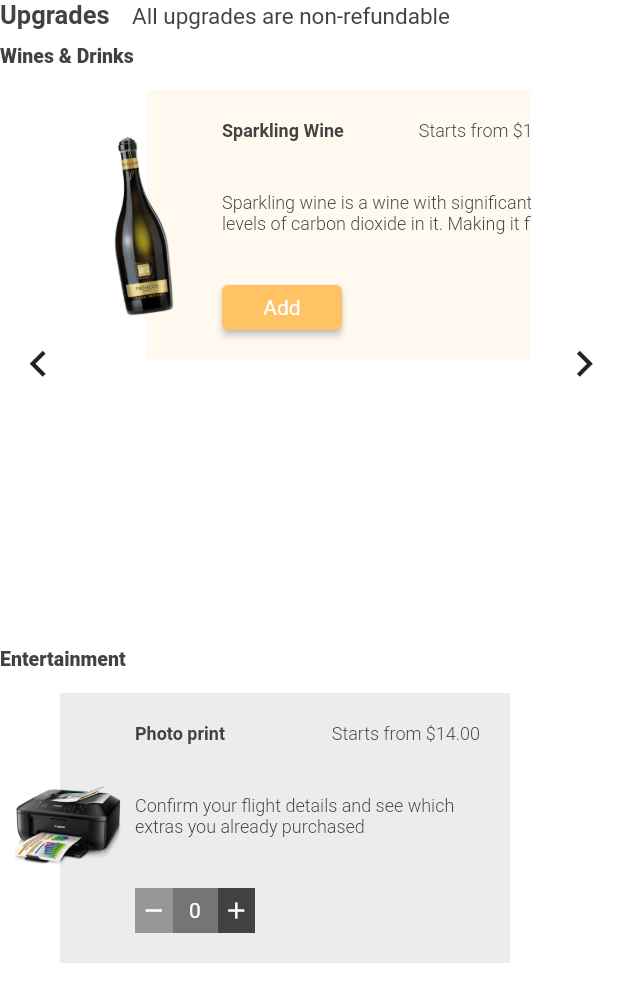
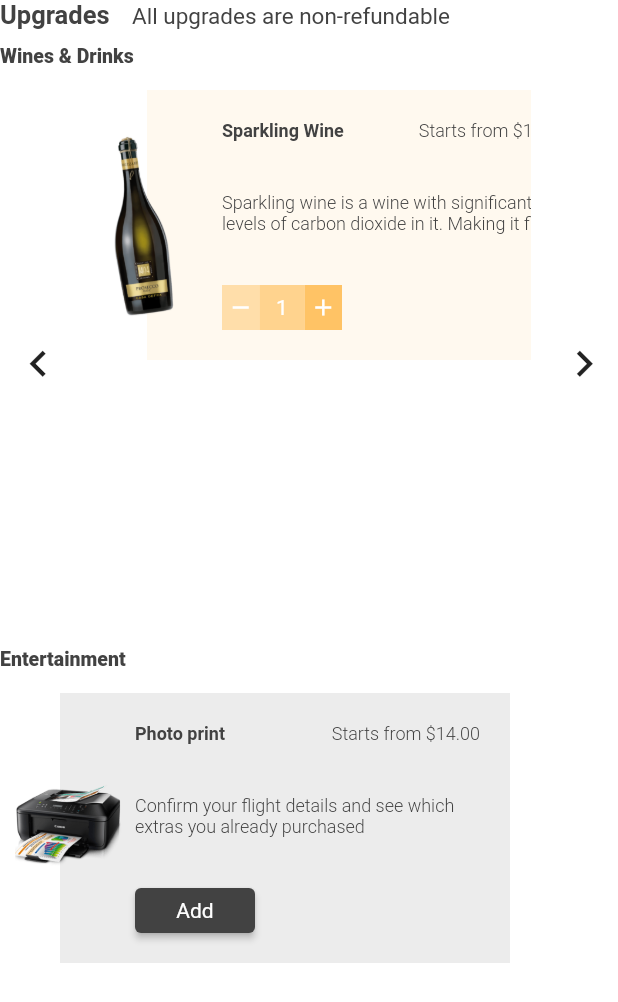
Before and after one commit to TahaMsv/Online-CheckIn-Web, a Flutter app: the UpgradesStepView screen opened by its route, after a tap on the "remove" icon, on a phone screen of 412 x 824 dp. Shown: the top 1002 px of the screen. Run offline on Flutter 3.47's test engine with Material 2 defaults, Android fonts, the phone set to English and light mode, and no system bars; drawn by our look-alikes of scroll_to_index; our stand-ins replace date_time_picker, dio, dotted_line, flutter_spinkit, get; missing offline and left inert: network_manager; statements that could not run were skipped.

Commit message:
Upgrades controllers implementation completed.

```diff
--- a/lib/screens/upgradesStepScreen/UpgradesStepController.dart
+++ b/lib/screens/upgradesStepScreen/UpgradesStepController.dart
@@ -1,6 +1,7 @@
-
 import '../../global/MainController.dart';
 import '../../global/MainModel.dart';
+import 'package:get/get.dart' hide Response;
+import 'package:flutter/material.dart';
 
 class UpgradesStepController extends MainController {
   UpgradesStepController._();
@@ -12,8 +13,88 @@ class UpgradesStepController extends MainController {
     return _instance;
   }
 
+  RxList<Map<String, dynamic>> winesList = [
+    {
+      "name": "Sparkling Wine",
+      "description": "Sparkling wine is a wine with significant levels of carbon dioxide in it. Making it fizzy",
+      "imagePath": "assets/images/sparkling-wine.png",
+      "color": Color(0xffffc365),
+      "numberOfSelected": 2,
+    },
+    {
+      "name": "Prosecco",
+      "description": "Prosecco is a sparkling wine that’s often taken for granted",
+      "imagePath": "assets/images/prosecco-wine.png",
+      "color": Color(0xff5f6bff),
+      "numberOfSelected": 0,
+    },
+    {
+      "name": "Champagne",
+      "description": "Champagne is a French sparkling wine",
+      "imagePath": "assets/images/champagne.png",
+      "color": Color(0xfffa4b4b),
+      "numberOfSelected": 0,
+    },
+  ].obs;
 
+  RxList<Map<String, dynamic>> entertainmentsList = [
+    {
+      "name": "Photo print",
+      "description": "Confirm your flight details and see which extras you already purchased",
+      "imagePath": "assets/images/printer.png",
+      "color": Color(0xff424242),
+      "numberOfSelected": 0,
+    },
+  ].obs;
 
+  // RxList<int> winesNumberList = <int>[].obs;
+  // List<double> winesCost = [];
+  //
+  // RxList<int> entertainmentsNumberList = <int>[].obs;
+  // List<double> entertainmentsCost = [];
+
+  // void init() {
+  //   winesNumberList.add(0);
+  //   winesNumberList.add(0);
+  //   winesNumberList.add(0);
+  //
+  //   winesCost.add(14);
+  //   winesCost.add(14);
+  //   winesCost.add(14);
+  //
+  //
+  //   entertainmentsNumberList.add(0);
+  //
+  //   entertainmentsCost.add(14);
+  // }
+
+  void addWine(int index) {
+    winesList[index]["numberOfSelected"]++;
+    winesList.refresh();
+    print(index.toString() + " " + winesList[index]["numberOfSelected"]);
+  }
+
+  void removeWine(int index) {
+    if (winesList[index]["numberOfSelected"] > 0) {
+      winesList[index]["numberOfSelected"]--;
+      winesList.refresh();
+      print(index.toString() + " " + winesList[index]["numberOfSelected"]);
+    }
+  }
+
+  void addEntertainment(int index) {
+    entertainmentsList[index]["numberOfSelected"]++;
+    entertainmentsList.refresh();
+    print(index.toString() + " " +  entertainmentsList[index]["numberOfSelected"]);
+  }
+
+  void removeEntertainment(int index) {
+    if (entertainmentsList[index]["numberOfSelected"] > 0) {
+      entertainmentsList[index]["numberOfSelected"]--;
+      entertainmentsList.refresh();
+      print(index.toString() + " " +  entertainmentsList[index]["numberOfSelected"]);
+    }
+  }
 
   @override
   void onInit() {
--- a/lib/screens/upgradesStepScreen/UpgradesStepView.dart
+++ b/lib/screens/upgradesStepScreen/UpgradesStepView.dart
@@ -29,11 +29,15 @@ class UpgradesStepView extends StatelessWidget {
           SizedBox(
             height: 10,
           ),
-          WinesAndDrinksList(),
+          WinesAndDrinksList(
+            upgradesStepController: myUpgradesStepController,
+          ),
           SizedBox(
             height: 10,
           ),
-          Entertainment(),
+          Entertainment(
+            upgradesStepController: myUpgradesStepController,
+          ),
         ],
       ),
     );
@@ -43,7 +47,10 @@ class UpgradesStepView extends StatelessWidget {
 class WinesAndDrinksList extends StatefulWidget {
   const WinesAndDrinksList({
     Key? key,
+    required this.upgradesStepController,
   }) : super(key: key);
+
+  final UpgradesStepController upgradesStepController;
 
   @override
   State<WinesAndDrinksList> createState() => _WinesAndDrinksListState();
@@ -54,29 +61,6 @@ class _WinesAndDrinksListState extends State<WinesAndDrinksList> {
 
   late AutoScrollController controller;
 
-  var winesList = [
-    {
-      "name": "Sparkling Wine",
-      "description": "Sparkling wine is a wine with significant levels of carbon dioxide in it. Making it fizzy",
-      "imagePath": "assets/images/sparkling-wine.png",
-      "color": Color(0xffffc365),
-      "numberOfSelected": 2,
-    },
-    {
-      "name": "Prosecco",
-      "description": "Prosecco is a sparkling wine that’s often taken for granted",
-      "imagePath": "assets/images/prosecco-wine.png",
-      "color": Color(0xff5f6bff),
-      "numberOfSelected": 0,
-    },
-    {
-      "name": "Champagne",
-      "description": "Champagne is a French sparkling wine",
-      "imagePath": "assets/images/champagne.png",
-      "color": Color(0xfffa4b4b),
-      "numberOfSelected": 0,
-    },
-  ];
   var leftIndex = 0;
   var rightIndex = 2;
 
@@ -126,24 +110,28 @@ class _WinesAndDrinksListState extends State<WinesAndDrinksList> {
                   SizedBox(
                     width: 10,
                   ),
-                  Expanded(
+                  Obx(
+                    () => Expanded(
                       child: Container(
                         child: ListView(
                           shrinkWrap: true,
                           scrollDirection: scrollDirection,
                           controller: controller,
-                        children: winesList.map((value) {
-                          int index = winesList.indexOf(value);
+                          children: widget.upgradesStepController.winesList.map((value) {
+                            int index = widget.upgradesStepController.winesList.indexOf(value);
                             return AutoScrollTag(
                               key: ValueKey(index),
                               controller: controller,
                               index: index,
                               child: UpgradeItemWidget(
+                                index: index,
                                 value: value,
+                                upgradesStepController: widget.upgradesStepController,
                               ),
                               highlightColor: Colors.black.withOpacity(0.1),
                             );
                           }).toList(),
+                        ),
                       ),
                     ),
                   ),
@@ -152,7 +140,7 @@ class _WinesAndDrinksListState extends State<WinesAndDrinksList> {
                   ),
                   IconButton(
                     onPressed: () async {
-                      if (rightIndex < winesList.length - 1) {
+                      if (rightIndex < widget.upgradesStepController.winesList.length - 1) {
                         await controller.scrollToIndex(rightIndex, preferPosition: AutoScrollPosition.begin);
                         leftIndex++;
                         rightIndex++;
@@ -178,10 +166,14 @@ class UpgradeItemWidget extends StatelessWidget {
     Key? key,
     required this.value,
     this.isPrinter = false,
+    required this.upgradesStepController,
+    required this.index,
   }) : super(key: key);
 
   final Map<String, dynamic> value;
   final bool isPrinter;
+  final UpgradesStepController upgradesStepController;
+  final int index;
 
   @override
   Widget build(BuildContext context) {
@@ -233,14 +225,21 @@ class UpgradeItemWidget extends StatelessWidget {
                   ),
                 ),
                 value["numberOfSelected"] == 0
-                    ? ChangeNumOfSelected(value: value)
-                    : MyElevatedButton(
+                    ? MyElevatedButton(
                         width: 80,
                         height: 30,
                         fgColor: Colors.white,
                         bgColor: value["color"]!,
                         buttonText: "Add",
-                        function: () {},
+                        function: () {
+                          isPrinter ? upgradesStepController.addEntertainment(index) : upgradesStepController.addWine(index);
+                        },
+                      )
+                    : ChangeNumOfSelected(
+                        value: value,
+                        index: index,
+                        upgradesStepController: upgradesStepController,
+                        isPrinter: isPrinter,
                       ),
               ],
             ),
@@ -275,9 +274,15 @@ class ChangeNumOfSelected extends StatelessWidget {
   const ChangeNumOfSelected({
     Key? key,
     required this.value,
+    required this.upgradesStepController,
+    required this.index,
+    required this.isPrinter,
   }) : super(key: key);
 
   final Map<String, dynamic> value;
+  final UpgradesStepController upgradesStepController;
+  final int index;
+  final bool isPrinter;
 
   @override
   Widget build(BuildContext context) {
@@ -295,7 +300,9 @@ class ChangeNumOfSelected extends StatelessWidget {
             child: Material(
               color: (value["color"]! as Color).withOpacity(0.5),
               child: InkWell(
-                onTap: () {},
+                onTap: () {
+                  isPrinter ? upgradesStepController.removeEntertainment(index) : upgradesStepController.removeWine(index);
+                },
                 child: Column(
                   mainAxisAlignment: MainAxisAlignment.center,
                   crossAxisAlignment: CrossAxisAlignment.center,
@@ -325,7 +332,9 @@ class ChangeNumOfSelected extends StatelessWidget {
             child: Material(
               color: value["color"]!,
               child: InkWell(
-                onTap: () {},
+                onTap: () {
+                  isPrinter ? upgradesStepController.addEntertainment(index) : upgradesStepController.addWine(index);
+                },
                 child: Column(
                   mainAxisAlignment: MainAxisAlignment.center,
                   crossAxisAlignment: CrossAxisAlignment.center,
@@ -349,7 +358,10 @@ class ChangeNumOfSelected extends StatelessWidget {
 class Entertainment extends StatelessWidget {
   const Entertainment({
     Key? key,
+    required this.upgradesStepController,
   }) : super(key: key);
+
+  final UpgradesStepController upgradesStepController;
 
   @override
   Widget build(BuildContext context) {
@@ -371,18 +383,16 @@ class Entertainment extends StatelessWidget {
             SizedBox(
               height: 15,
             ),
-            Expanded(
+            Obx(
+              () => Expanded(
                 child: UpgradeItemWidget(
-                value: const {
-                  "name": "Photo print",
-                  "description": "Confirm your flight details and see which extras you already purchased",
-                  "imagePath": "assets/images/printer.png",
-                  "color": Color(0xff424242),
-                  "numberOfSelected": 0,
-                },
+                  value: upgradesStepController.entertainmentsList[0],
+                  index: 0,
+                  upgradesStepController: upgradesStepController,
                   isPrinter: true,
                 ),
-            )
+              ),
+            ),
           ],
         ),
       ),
```
Also changed, not shown: lib/utility/Constants.dart (+5 -5 lines). Lines whose indentation alone changed are shown as unchanged.
